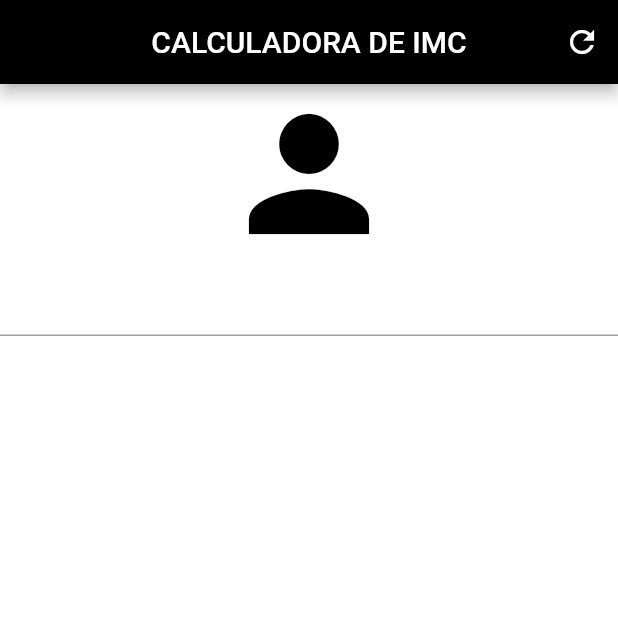
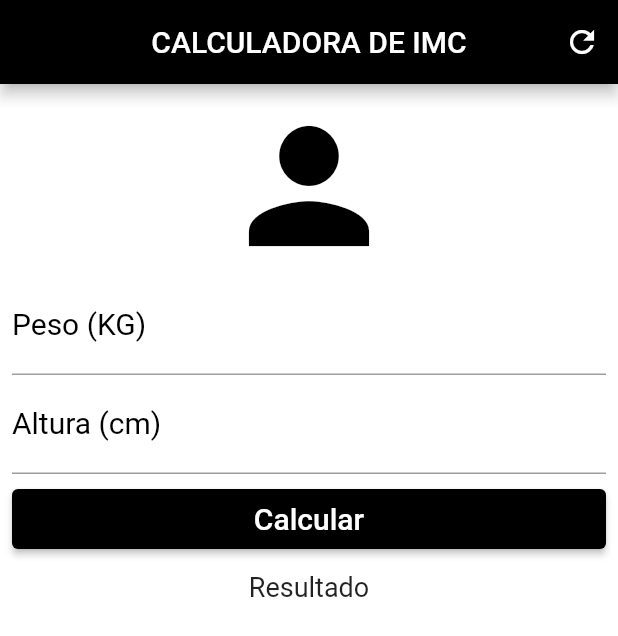
Before and after one commit to Claudioarauj0/calculadora_imc, a Flutter app: the screen it shows after launch, on a phone screen of 412 x 824 dp. Shown: the top 636 px of the screen. Run offline on Flutter 3.47's test engine with Material 2 defaults, Android fonts, the phone set to English and light mode, and no system bars.

Commit message:
finalização do app

```diff
--- a/lib/main.dart
+++ b/lib/main.dart
@@ -1,19 +1,62 @@
 import 'package:flutter/material.dart';
-void main(){
 
+void main() {
   runApp(const MaterialApp(
+     debugShowCheckedModeBanner: false,
     home: Home(),
   ));
 }
 
 class Home extends StatefulWidget {
-  const Home({super.key});
+  const Home({Key? key}) : super(key: key);
 
   @override
   HomeState createState() => HomeState();
+
 }
 
 class HomeState extends State<Home> {
+
+  TextEditingController weightController = TextEditingController();
+  TextEditingController heightController = TextEditingController();
+
+
+  GlobalKey<FormState> formKey = GlobalKey<FormState>();
+
+  String resultadoText = "Resultado";
+
+  void resetFields() {
+    weightController.text = "";
+    heightController.text = "";
+    setState(() {
+      resultadoText = "Resultado";
+      formKey = GlobalKey<FormState>();
+    });
+  }
+
+  void calcular() {
+    setState(() {
+      double Weidget = double.parse(weightController.text);
+      double height = double.parse(heightController.text) / 100;
+      double imc = Weidget / (height * height);
+      print(imc);
+      if (imc < 18.6) {
+        resultadoText = "Abaixo do peso (${imc.toStringAsPrecision(4)})";
+      } else if (imc >= 18.6 && imc < 24.9) {
+        resultadoText = "Peso ideal (${imc.toStringAsPrecision(4)})";
+      } else if (imc >= 24.9 && imc < 29.9) {
+        resultadoText =
+            "Levemente acima do peso (${imc.toStringAsPrecision(4)})";
+      } else if (imc >= 29.9 && imc < 34.9) {
+        resultadoText = "Obesidade grau I (${imc.toStringAsPrecision(4)})";
+      } else if (imc >= 34.9 && imc < 39.9) {
+        resultadoText = "Obesidade grau II (${imc.toStringAsPrecision(4)})";
+      } else if (imc >= 40) {
+        resultadoText = "Obesidade grau III (${imc.toStringAsPrecision(4)})";
+      }
+    });
+  }
+
   @override
   Widget build(BuildContext context) {
     return Scaffold(
@@ -22,18 +65,76 @@ class HomeState extends State<Home> {
           centerTitle: true,
           backgroundColor: Colors.black,
           actions: [
-          IconButton(onPressed: () {}, icon: Icon(Icons.refresh)),
+            IconButton(onPressed: resetFields, icon: const Icon(Icons.refresh)),
           ],
         ),
         backgroundColor: Colors.white,
-      body: const Column(
-        crossAxisAlignment: CrossAxisAlignment.stretch ,
+        body: Padding(
+          padding: const EdgeInsets.all(8.0),
+          child: SingleChildScrollView(
+              child: Form(
+            key: formKey,
+            child: Column(
+              crossAxisAlignment: CrossAxisAlignment.stretch,
               children: [
-      Icon(Icons.person, size: 120.0, color: Colors.black),
-      TextField(keyboardType: TextInputType.number),
-
+                const Icon(Icons.person, size: 120.0, color: Colors.black),
+                TextFormField(
+                  keyboardType: TextInputType.number,
+                  decoration: const InputDecoration(
+                      labelText: "Peso (KG)",
+                      labelStyle: TextStyle(color: Colors.black)),
+                  textAlign: TextAlign.center,
+                  style: const TextStyle(color: Colors.black, fontSize: 20.0),
+                  controller: weightController,
+                  validator: (value) {
+                    if (value!.isEmpty) {
+                      return "insira seu peso";
+                    }
+                    return null;
+                  },
+                ),
+                TextFormField(
+                  keyboardType: TextInputType.number,
+                  decoration: const InputDecoration(
+                      labelText: "Altura (cm)",
+                      labelStyle: TextStyle(color: Colors.black)),
+                  textAlign: TextAlign.center,
+                  style: const TextStyle(color: Colors.black, fontSize: 20.0),
+                  controller: heightController,
+                  validator: (value) {
+                    if (value!.isEmpty) {
+                      return "insira sua altura";
+                    }
+                    return null;
+                  },
+                ),
+                Padding(
+                  padding: const EdgeInsets.only(top: 10, bottom: 10),
+                  child: Container(
+                    height: 40.0,
+                    child: ElevatedButton(
+                      onPressed: () {
+                        if (formKey.currentState!.validate()) {
+                          calcular();
+                        }
+                      },
+                      style: ElevatedButton.styleFrom(
+                        backgroundColor: Colors.black,
+                      ),
+                      child: const Text("Calcular",
+                          style: TextStyle(fontSize: 20.0)),
+                    ),
+                  ),
+                ),
+                Padding(
+                  padding: const EdgeInsets.all(5.0),
+                  child: Text(resultadoText,
+                      textAlign: TextAlign.center,
+                      style: const TextStyle(fontSize: 18.0)),
+                ),
               ],
             ),
-    );
+          )),
+        ));
   }
 }
```
Lines whose indentation alone changed are shown as unchanged.
